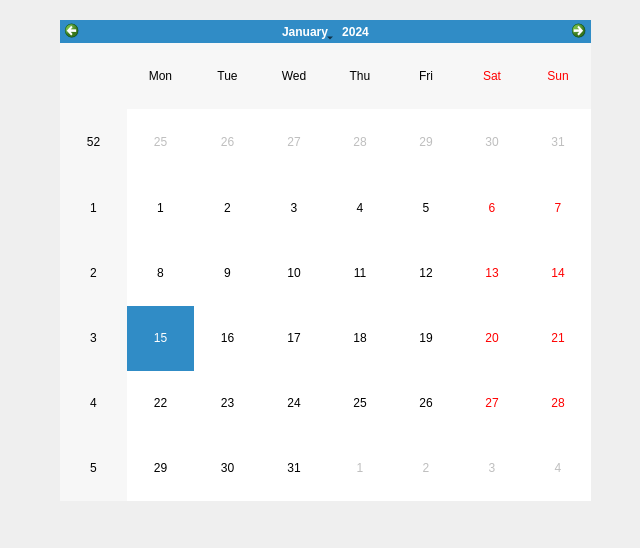
Qt form views/student_attendance.ui (y-ngm-n/TeamMountain) before a commit.
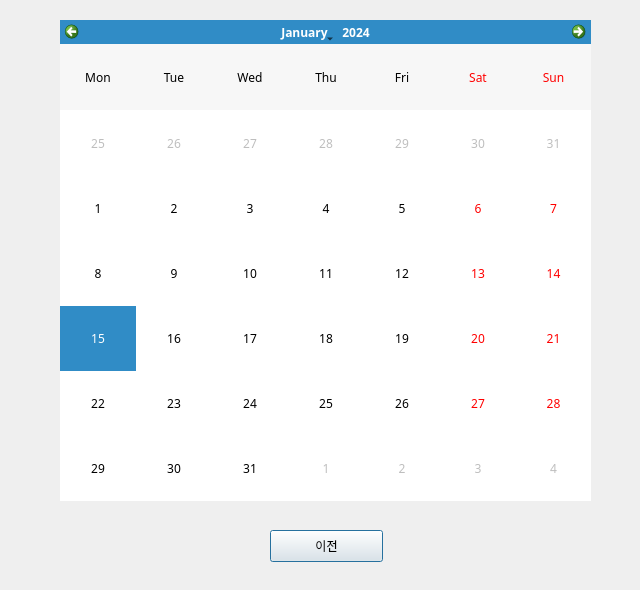
The same form after that commit.

Diff of the .ui file:
```diff
--- a/views/student_attendance.ui
+++ b/views/student_attendance.ui
@@ -7,7 +7,7 @@
     <x>0</x>
     <y>0</y>
     <width>640</width>
-    <height>548</height>
+    <height>590</height>
    </rect>
   </property>
   <property name="windowTitle">
@@ -22,6 +22,42 @@
      <height>481</height>
     </rect>
    </property>
+   <property name="font">
+    <font>
+     <family>Nanum Gothic</family>
+    </font>
+   </property>
+   <property name="mouseTracking">
+    <bool>true</bool>
+   </property>
+   <property name="selectionMode">
+    <enum>QCalendarWidget::SingleSelection</enum>
+   </property>
+   <property name="horizontalHeaderFormat">
+    <enum>QCalendarWidget::ShortDayNames</enum>
+   </property>
+   <property name="verticalHeaderFormat">
+    <enum>QCalendarWidget::NoVerticalHeader</enum>
+   </property>
+   <property name="navigationBarVisible">
+    <bool>true</bool>
+   </property>
+   <property name="dateEditEnabled">
+    <bool>true</bool>
+   </property>
+  </widget>
+  <widget class="QPushButton" name="pushButton">
+   <property name="geometry">
+    <rect>
+     <x>270</x>
+     <y>530</y>
+     <width>113</width>
+     <height>32</height>
+    </rect>
+   </property>
+   <property name="text">
+    <string>이전</string>
+   </property>
   </widget>
  </widget>
  <resources/>
```
Left out of the diff: 17 changed lines with no effect on the pictures.
